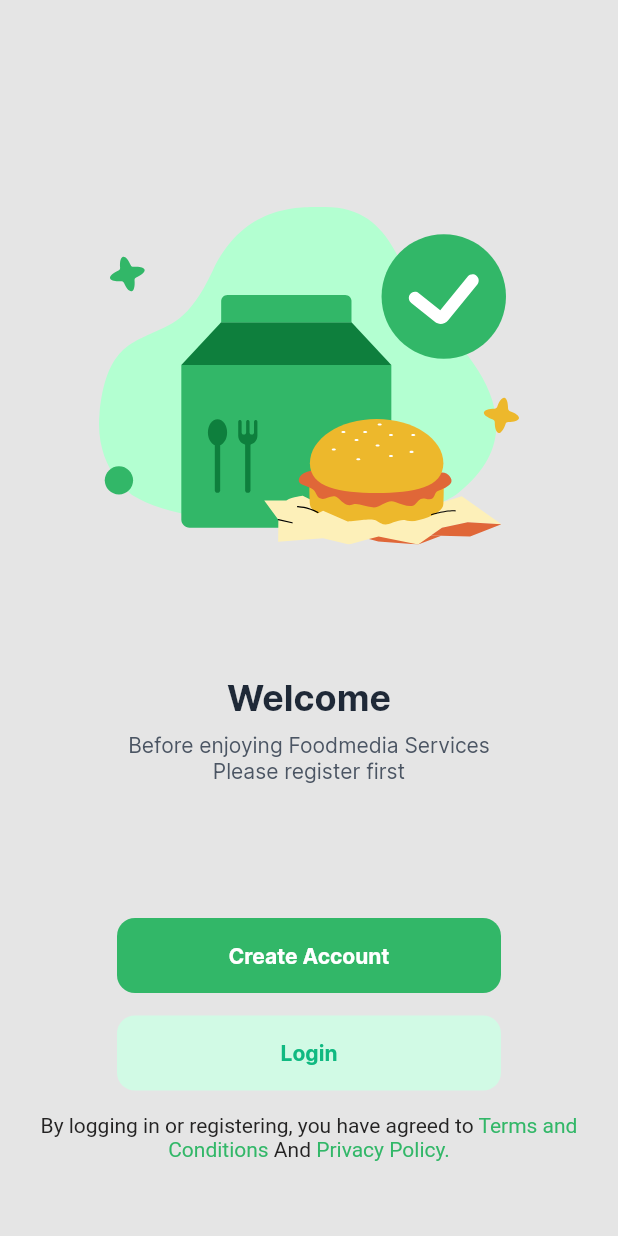
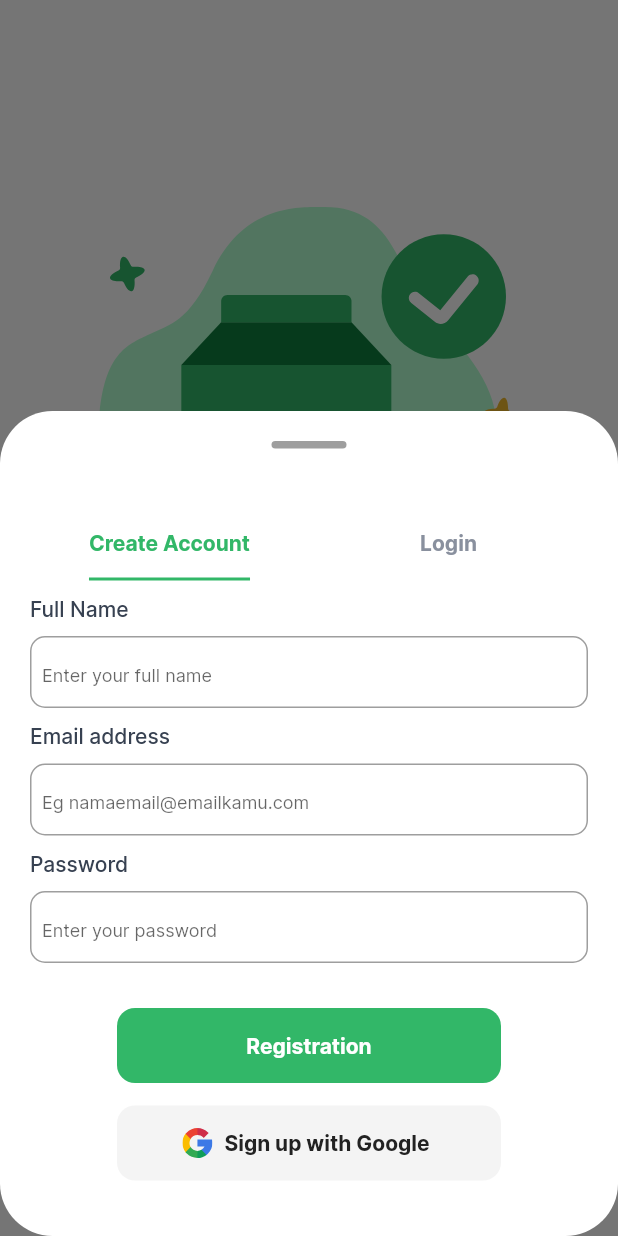
Before and after one commit to syafrialzulmi/flutter_restaurant_booking, a Flutter app: the Registration screen opened directly, after a tap on "Create Account", on a phone screen of 412 x 824 dp. Run offline on Flutter 3.47's test engine with Material 2 defaults, Android fonts, the phone set to English and light mode, and no system bars; our stand-ins replace flutter_svg.

Commit message:
forget password

```diff
--- /dev/null
+++ b/lib/form_registration.dart
@@ -0,0 +1,299 @@
+import 'package:flutter/material.dart';
+import 'package:flutter_svg/svg.dart';
+
+void FormRegistration(BuildContext context) {
+  showModalBottomSheet(
+    context: context,
+    backgroundColor: Colors.white,
+    // isDismissible: false,
+    isScrollControlled: true,
+    shape: RoundedRectangleBorder(borderRadius: BorderRadius.circular(35)),
+    builder: (BuildContext context) {
+      return SizedBox(
+        height: 550,
+        child: Padding(
+          padding: const EdgeInsets.symmetric(
+            vertical: 20,
+            horizontal: 20,
+          ),
+          child: Column(
+            children: [
+              Container(
+                height: 5,
+                width: 50,
+                decoration: const BoxDecoration(
+                    color: Colors.grey,
+                    borderRadius: BorderRadius.all(Radius.circular(5))),
+              ),
+              const SizedBox(
+                height: 40,
+              ),
+              DefaultTabController(
+                  length: 2,
+                  child: Column(
+                    children: [
+                      const TabBar(
+                        indicatorColor: Color(0xff32B768),
+                        indicatorSize: TabBarIndicatorSize.label,
+                        labelStyle: TextStyle(
+                          fontWeight: FontWeight.bold,
+                        ),
+                        labelColor: Color(0xff32B768),
+                        unselectedLabelColor: Color(0xff89909E),
+                        tabs: <Widget>[
+                          Tab(
+                            text: 'Create Account',
+                          ),
+                          Tab(
+                            text: 'Login',
+                          )
+                        ],
+                      ),
+                      SizedBox(
+                        height: 400,
+                        child: TabBarView(children: [
+                          Column(
+                            crossAxisAlignment: CrossAxisAlignment.start,
+                            children: [
+                              const Padding(
+                                padding: EdgeInsets.symmetric(vertical: 10),
+                                child: Text(
+                                  'Full Name',
+                                  style: TextStyle(
+                                    fontWeight: FontWeight.w500,
+                                    color: Color(0xff374151),
+                                  ),
+                                ),
+                              ),
+                              TextField(
+                                decoration: InputDecoration(
+                                    contentPadding: const EdgeInsets.all(8),
+                                    border: OutlineInputBorder(
+                                      borderRadius: BorderRadius.circular(10),
+                                    ),
+                                    hintStyle: const TextStyle(
+                                      fontSize: 12,
+                                    ),
+                                    hintText: 'Enter your full name'),
+                              ),
+                              const Padding(
+                                padding: EdgeInsets.symmetric(vertical: 10),
+                                child: Text(
+                                  'Email address',
+                                  style: TextStyle(
+                                    fontWeight: FontWeight.w500,
+                                    color: Color(0xff374151),
+                                  ),
+                                ),
+                              ),
+                              TextField(
+                                decoration: InputDecoration(
+                                    contentPadding: const EdgeInsets.all(8),
+                                    border: OutlineInputBorder(
+                                      borderRadius: BorderRadius.circular(10),
+                                    ),
+                                    hintStyle: const TextStyle(
+                                      fontSize: 12,
+                                    ),
+                                    hintText: 'Eg namaemail@emailkamu.com'),
+                              ),
+                              const Padding(
+                                padding: EdgeInsets.symmetric(vertical: 10),
+                                child: Text(
+                                  'Password',
+                                  style: TextStyle(
+                                    fontWeight: FontWeight.w500,
+                                    color: Color(0xff374151),
+                                  ),
+                                ),
+                              ),
+                              TextField(
+                                obscureText: true,
+                                enableSuggestions: false,
+                                autocorrect: false,
+                                decoration: InputDecoration(
+                                    contentPadding: const EdgeInsets.all(8),
+                                    border: OutlineInputBorder(
+                                      borderRadius: BorderRadius.circular(10),
+                                    ),
+                                    hintStyle: const TextStyle(
+                                      fontSize: 12,
+                                    ),
+                                    hintText: 'Enter your password'),
+                              ),
+                              const SizedBox(
+                                height: 30,
+                              ),
+                              Center(
+                                child: ElevatedButton(
+                                  onPressed: () {},
+                                  child: const Text(
+                                    'Registration',
+                                    style: TextStyle(
+                                      fontWeight: FontWeight.bold,
+                                      color: Colors.white,
+                                    ),
+                                  ),
+                                  style: ElevatedButton.styleFrom(
+                                    primary: const Color(0xff32B768),
+                                    fixedSize: const Size(256, 50),
+                                    shape: RoundedRectangleBorder(
+                                      borderRadius: BorderRadius.circular(12),
+                                    ),
+                                    shadowColor: Colors.transparent,
+                                  ),
+                                ),
+                              ),
+                              const SizedBox(
+                                height: 15,
+                              ),
+                              Center(
+                                child: ElevatedButton.icon(
+                                  icon: SvgPicture.asset(
+                                      'assets/images/ic_google.svg'),
+                                  onPressed: () {},
+                                  label: const Text(
+                                    'Sign up with Google',
+                                    style: TextStyle(
+                                      fontWeight: FontWeight.bold,
+                                      color: Color(0xff222222),
+                                    ),
+                                  ),
+                                  style: ElevatedButton.styleFrom(
+                                    primary: const Color(0xffF4F4F4),
+                                    fixedSize: const Size(256, 50),
+                                    shape: RoundedRectangleBorder(
+                                      borderRadius: BorderRadius.circular(12),
+                                    ),
+                                    shadowColor: Colors.transparent,
+                                  ),
+                                ),
+                              ),
+                            ],
+                          ),
+                          Column(
+                            crossAxisAlignment: CrossAxisAlignment.start,
+                            children: [
+                              const Padding(
+                                padding: EdgeInsets.symmetric(vertical: 10),
+                                child: Text(
+                                  'Email address',
+                                  style: TextStyle(
+                                    fontWeight: FontWeight.w500,
+                                    color: Color(0xff374151),
+                                  ),
+                                ),
+                              ),
+                              TextField(
+                                decoration: InputDecoration(
+                                    contentPadding: const EdgeInsets.all(8),
+                                    border: OutlineInputBorder(
+                                      borderRadius: BorderRadius.circular(10),
+                                    ),
+                                    hintStyle: const TextStyle(
+                                      fontSize: 12,
+                                    ),
+                                    hintText: 'Eg namaemail@emailkamu.com'),
+                              ),
+                              const Padding(
+                                padding: EdgeInsets.symmetric(vertical: 10),
+                                child: Text(
+                                  'Password',
+                                  style: TextStyle(
+                                    fontWeight: FontWeight.w500,
+                                    color: Color(0xff374151),
+                                  ),
+                                ),
+                              ),
+                              TextField(
+                                obscureText: true,
+                                enableSuggestions: false,
+                                autocorrect: false,
+                                decoration: InputDecoration(
+                                    contentPadding: const EdgeInsets.all(8),
+                                    border: OutlineInputBorder(
+                                      borderRadius: BorderRadius.circular(10),
+                                    ),
+                                    hintStyle: const TextStyle(
+                                      fontSize: 12,
+                                    ),
+                                    hintText: 'Enter your password'),
+                              ),
+                              const SizedBox(
+                                height: 10,
+                              ),
+                              Align(
+                                alignment: Alignment.centerRight,
+                                child: InkWell(
+                                  onTap: () {},
+                                  child: const Text(
+                                    'Forget Password?',
+                                    style: TextStyle(
+                                      fontSize: 12,
+                                      fontWeight: FontWeight.bold,
+                                      color: Color(0xff32B768),
+                                    ),
+                                  ),
+                                ),
+                              ),
+                              const SizedBox(
+                                height: 30,
+                              ),
+                              Center(
+                                child: ElevatedButton(
+                                  onPressed: () {},
+                                  child: const Text(
+                                    'Login',
+                                    style: TextStyle(
+                                      fontWeight: FontWeight.bold,
+                                      color: Colors.white,
+                                    ),
+                                  ),
+                                  style: ElevatedButton.styleFrom(
+                                    primary: const Color(0xff32B768),
+                                    fixedSize: const Size(256, 50),
+                                    shape: RoundedRectangleBorder(
+                                      borderRadius: BorderRadius.circular(12),
+                                    ),
+                                    shadowColor: Colors.transparent,
+                                  ),
+                                ),
+                              ),
+                              const SizedBox(
+                                height: 15,
+                              ),
+                              Center(
+                                child: ElevatedButton.icon(
+                                  icon: SvgPicture.asset(
+                                      'assets/images/ic_google.svg'),
+                                  onPressed: () {},
+                                  label: const Text(
+                                    'Login with Google',
+                                    style: TextStyle(
+                                      fontWeight: FontWeight.bold,
+                                      color: Color(0xff222222),
+                                    ),
+                                  ),
+                                  style: ElevatedButton.styleFrom(
+                                    primary: const Color(0xffF4F4F4),
+                                    fixedSize: const Size(256, 50),
+                                    shape: RoundedRectangleBorder(
+                                      borderRadius: BorderRadius.circular(12),
+                                    ),
+                                    shadowColor: Colors.transparent,
+                                  ),
+                                ),
+                              ),
+                            ],
+                          ),
+                        ]),
+                      )
+                    ],
+                  )),
+            ],
+          ),
+        ),
+      );
+    },
+  );
+}
--- a/lib/main.dart
+++ b/lib/main.dart
@@ -1,5 +1,9 @@
 import 'package:flutter/material.dart';
+import 'package:flutter_restaurant_booking/backmail_page.dart';
+import 'package:flutter_restaurant_booking/changenewpassword_page.dart';
+import 'package:flutter_restaurant_booking/forgetpassword_page.dart';
 import 'package:flutter_restaurant_booking/registration_page.dart';
+import 'package:flutter_restaurant_booking/success_page.dart';
 
 void main() {
   runApp(const MyApp());
@@ -15,7 +19,7 @@
       theme: ThemeData(
         fontFamily: 'Inter',
       ),
-      home: const Registration(),
+      home: const Success(),
     );
   }
 }
--- a/lib/registration_page.dart
+++ b/lib/registration_page.dart
@@ -1,4 +1,5 @@
 import 'package:flutter/material.dart';
+import '../form_registration.dart';
 import 'package:flutter_svg/svg.dart';
 
 class Registration extends StatelessWidget {
@@ -7,7 +8,7 @@
   @override
   Widget build(BuildContext context) {
     return Scaffold(
-      backgroundColor: const Color(0xffE5E5E5),
+      backgroundColor: Colors.white,
       body: Padding(
         padding: const EdgeInsets.symmetric(vertical: 50, horizontal: 20),
         child: Column(
@@ -47,7 +48,9 @@
               height: 90,
             ),
             ElevatedButton(
-              onPressed: () {},
+              onPressed: () {
+                FormRegistration(context);
+              },
               child: const Text(
                 'Create Account',
                 style: TextStyle(
@@ -68,7 +71,9 @@
               height: 15,
             ),
             ElevatedButton(
-              onPressed: () {},
+              onPressed: () {
+                FormRegistration(context);
+              },
               child: const Text(
                 'Login',
                 style: TextStyle(
@@ -90,26 +95,26 @@
             ),
             RichText(
               textAlign: TextAlign.center,
-              text: TextSpan(children: <TextSpan>[
-                const TextSpan(
+              text: const TextSpan(children: <TextSpan>[
+                TextSpan(
                   text: 'By logging in or registering, you have agreed to ',
                   style: TextStyle(
                     color: Color(0xff242323),
                   ),
                 ),
-                const TextSpan(
+                TextSpan(
                   text: 'Terms and Conditions ',
                   style: TextStyle(
                     color: Color(0xff32B768),
                   ),
                 ),
-                const TextSpan(
+                TextSpan(
                   text: 'And ',
                   style: TextStyle(
                     color: Color(0xff242323),
                   ),
                 ),
-                const TextSpan(
+                TextSpan(
                   text: 'Privacy Policy.',
                   style: TextStyle(
                     color: Color(0xff32B768),
--- a/pubspec.yaml
+++ b/pubspec.yaml
@@ -85,6 +85,7 @@
         - asset: assets/fonts/Inter/Inter-Medium.ttf
         - asset: assets/fonts/Inter/Inter-Regular.ttf
         - asset: assets/fonts/Inter/Inter-SemiBold.ttf
+          weight: 500
         - asset: assets/fonts/Inter/Inter-Thin.ttf
   #   - family: Trajan Pro
   #     fonts:
```
Also changed, not shown: lib/backmail_page.dart (added, +101 -0 lines), lib/changenewpassword_page.dart (added, +115 -0 lines), lib/forgetpassword_page.dart (added, +104 -0 lines), lib/success_page.dart (added, +77 -0 lines).
